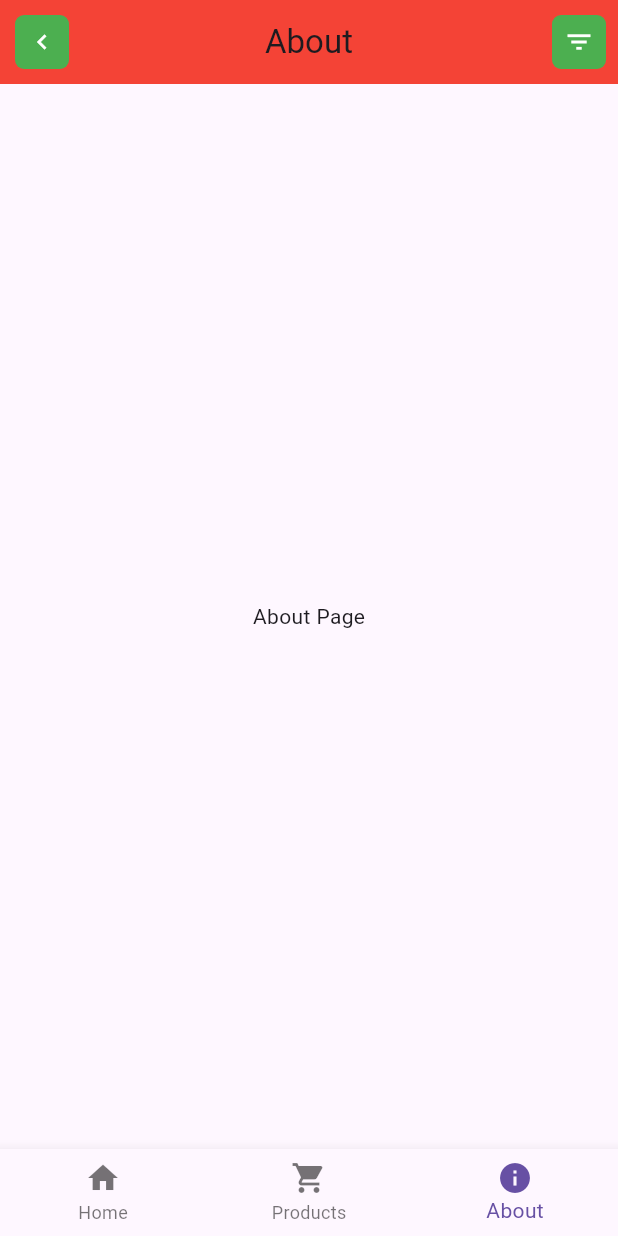
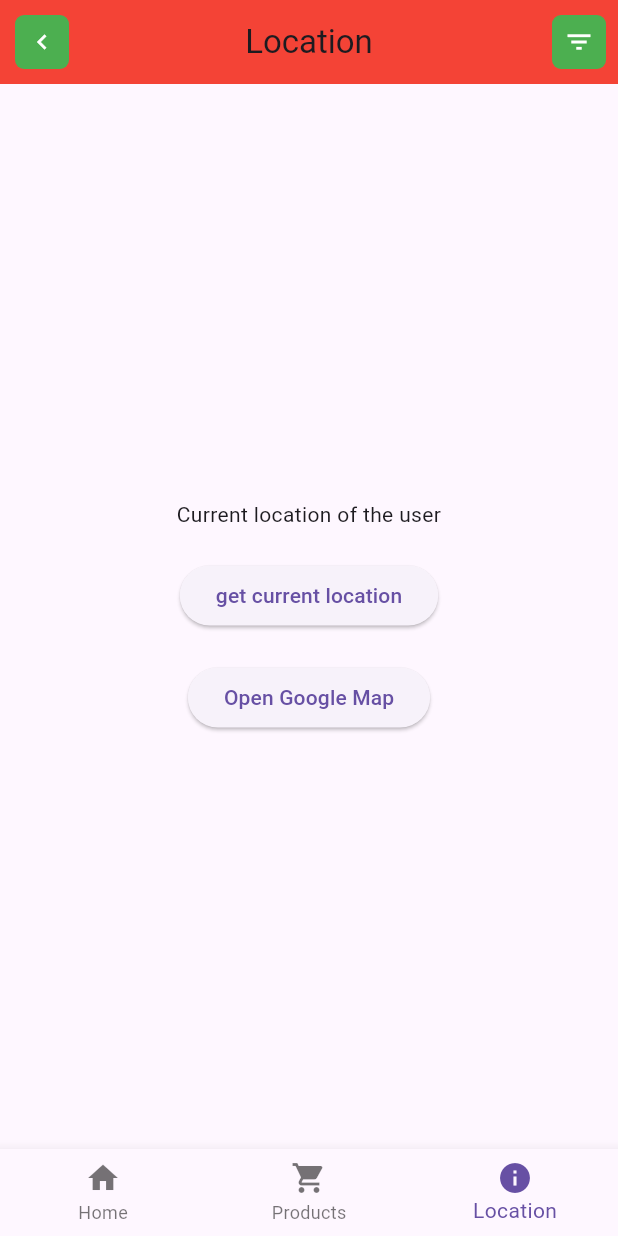
Before and after one commit to johannranudd/flutter_application_1, a Flutter app: the screen it shows after launch, swiped to page 3, on a phone screen of 412 x 824 dp. Run offline on Flutter 3.47's test engine with Material 3 defaults, Android fonts, the phone set to English and light mode, and no system bars; our stand-ins replace geolocator.

Commit message:
geolocation and permissions work. google map is integrated

```diff
--- a/lib/main.dart
+++ b/lib/main.dart
@@ -1,7 +1,7 @@
 import 'package:flutter/material.dart';
 import 'package:flutter_application_1/screens/home.dart';
 import 'package:flutter_application_1/screens/products.dart';
-import 'package:flutter_application_1/screens/about.dart';
+import 'package:flutter_application_1/screens/location.dart';
 import 'package:flutter_application_1/widgets/custom_app_bar.dart';
 import 'package:flutter_application_1/widgets/custom_bottom_navigation_bar.dart';
 
@@ -29,7 +29,7 @@ Widget _buildAppBar(int selectedIndex) {
       title = 'Products';
       break;
     case 2:
-      title = 'About';
+      title = 'Location';
       break;
     default:
       title = 'App';
@@ -72,7 +72,7 @@ class _BaseWidgetState extends State<BaseWidget> {
         children: [
           const Home(),
           Products(onNavigate: _onItemTapped),
-          const About(),
+          Location(),
         ], // Prevents swiping to side pages
       ),
       bottomNavigationBar: CustomBottomNavigationBar(
--- a/lib/screens/about.dart
+++ /dev/null
@@ -1,14 +0,0 @@
-import 'package:flutter/material.dart';
-
-class About extends StatelessWidget {
-  const About({super.key});
-
-  @override
-  Widget build(BuildContext context) {
-    return const Scaffold(
-      body: Center(
-        child: Text('About Page'),
-      ),
-    );
-  }
-}
--- /dev/null
+++ b/lib/screens/location.dart
@@ -0,0 +1,99 @@
+import 'package:flutter/material.dart';
+import 'package:geolocator/geolocator.dart';
+// import 'package:url_launcher/url_launcher.dart';
+// import 'package:url_launcher/url_launcher_string.dart';
+import 'package:url_launcher/url_launcher.dart';
+
+class Location extends StatefulWidget {
+  const Location({super.key});
+
+  @override
+  State<Location> createState() => _LocationState();
+}
+
+class _LocationState extends State<Location> {
+  String locationMessage = "Current location of the user";
+  late String lat;
+  late String long;
+
+  // Getting the current location
+  Future<Position> _getCurrentLocation() async {
+    bool serviceEnabled = await Geolocator.isLocationServiceEnabled();
+    if (!serviceEnabled) {
+      return Future.error("Location services are disabled");
+    }
+
+    LocationPermission permission = await Geolocator.checkPermission();
+
+    if (permission == LocationPermission.denied) {
+      permission = await Geolocator.requestPermission();
+      if (permission == LocationPermission.denied) {
+        return Future.error("Location permissions are denied");
+      }
+    }
+    if (permission == LocationPermission.deniedForever) {
+      return Future.error(
+          "Location permissions are permanently denied, we cannot request data");
+    }
+    return await Geolocator.getCurrentPosition();
+  }
+
+  void _liveLocation() {
+    LocationSettings locationSettings = const LocationSettings(
+      accuracy: LocationAccuracy.high,
+      distanceFilter: 100,
+    );
+
+    Geolocator.getPositionStream(locationSettings: locationSettings)
+        .listen((Position position) {
+      lat = position.latitude.toString();
+      long = position.longitude.toString();
+
+      setState(() {
+        locationMessage = 'Latitude: $lat , Longitude: $long';
+      });
+    });
+  }
+
+  Future<void> _openMap(String lat, String long) async {
+    final Uri googleURL =
+        Uri.parse("https://www.google.com/maps/search/?api=1&query=$lat,$long");
+    if (!await launchUrl(googleURL)) {
+      throw 'Could not launch $googleURL';
+    }
+  }
+
+  @override
+  Widget build(BuildContext context) {
+    return Scaffold(
+      body: Center(
+          child: Column(
+        mainAxisAlignment: MainAxisAlignment.center,
+        children: <Widget>[
+          Text(locationMessage, textAlign: TextAlign.center),
+          const SizedBox(height: 20),
+          ElevatedButton(
+            onPressed: () {
+              _getCurrentLocation().then((value) {
+                lat = '${value.latitude}';
+                long = '${value.longitude}';
+                setState(() {
+                  locationMessage = 'Latitude: $lat , Longitude: $long';
+                });
+                _liveLocation();
+              });
+            },
+            child: const Text("get current location"),
+          ),
+          const SizedBox(height: 20),
+          ElevatedButton(
+            onPressed: () {
+              _openMap(lat, long);
+            },
+            child: const Text("Open Google Map"),
+          )
+        ],
+      )),
+    );
+  }
+}
--- a/lib/screens/products.dart
+++ b/lib/screens/products.dart
@@ -11,7 +11,7 @@ class Products extends StatelessWidget {
       body: Center(
         child: ElevatedButton(
           onPressed: () => onNavigate(2), // Navigate to 'About' page index
-          child: const Text('Go to About'),
+          child: const Text('Go to Location'),
         ),
       ),
     );
--- a/lib/widgets/custom_bottom_navigation_bar.dart
+++ b/lib/widgets/custom_bottom_navigation_bar.dart
@@ -26,7 +26,7 @@ class CustomBottomNavigationBar extends StatelessWidget {
         ),
         BottomNavigationBarItem(
           icon: Icon(Icons.info),
-          label: 'About',
+          label: 'Location',
         ),
       ],
     );
```
Also changed, not shown: pubspec.yaml (+4 -4 lines), pubspec.lock, 7 other files.
